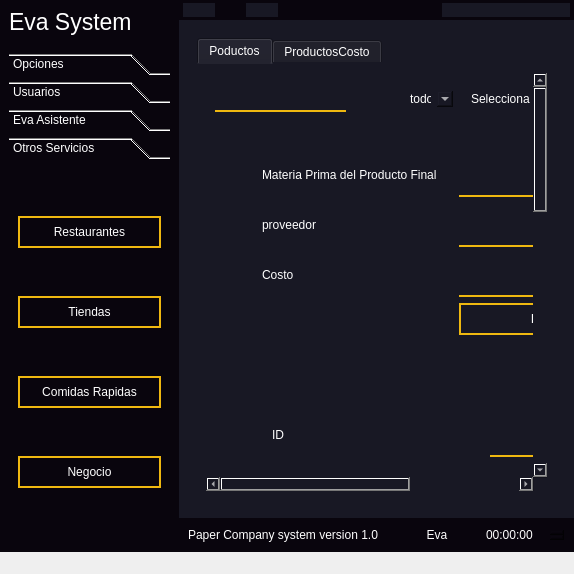
leonardo2322/Eva, file ui/EvaSystem.ui: the form before one commit.
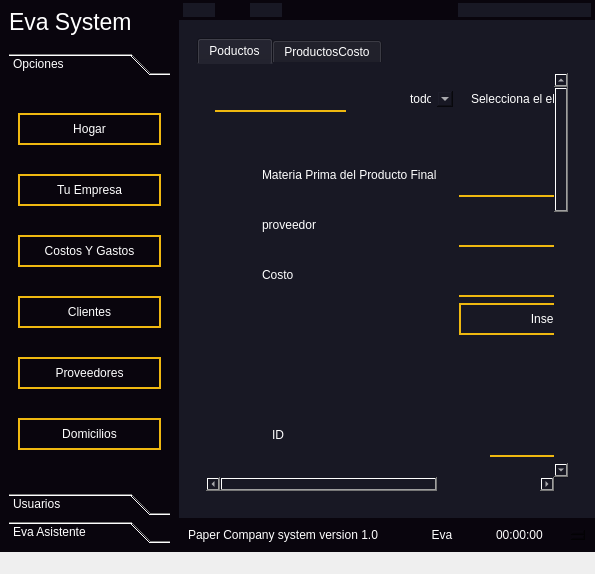
The form after the commit. The open tabs and pages were chosen to show the change. Icons and pictures are not drawn.

The edit to the form file:
```diff
--- a/ui/EvaSystem.ui
+++ b/ui/EvaSystem.ui
@@ -6,7 +6,7 @@
    <rect>
     <x>0</x>
     <y>0</y>
-    <width>574</width>
+    <width>595</width>
     <height>574</height>
    </rect>
   </property>
@@ -154,7 +154,7 @@
                <x>0</x>
                <y>0</y>
                <width>192</width>
-               <height>334</height>
+               <height>362</height>
               </rect>
              </property>
              <attribute name="icon">
@@ -314,69 +314,6 @@
               </item>
              </layout>
             </widget>
-            <widget class="QWidget" name="page_6">
-             <property name="geometry">
-              <rect>
-               <x>0</x>
-               <y>0</y>
-               <width>192</width>
-               <height>334</height>
-              </rect>
-             </property>
-             <attribute name="icon">
-              <iconset>
-               <normaloff>:/icons/chevron-down.svg</normaloff>:/icons/chevron-down.svg</iconset>
-             </attribute>
-             <attribute name="label">
-              <string>Otros Servicios</string>
-             </attribute>
-             <layout class="QVBoxLayout" name="verticalLayout_7">
-              <item>
-               <widget class="QPushButton" name="btn_restaurant">
-                <property name="text">
-                 <string>Restaurantes</string>
-                </property>
-                <property name="icon">
-                 <iconset>
-                  <normaloff>:/cct/utensilios-de-restaurante.png</normaloff>:/cct/utensilios-de-restaurante.png</iconset>
-                </property>
-               </widget>
-              </item>
-              <item>
-               <widget class="QPushButton" name="btn_store">
-                <property name="text">
-                 <string>Tiendas</string>
-                </property>
-                <property name="icon">
-                 <iconset>
-                  <normaloff>:/cct/grow-shop.png</normaloff>:/cct/grow-shop.png</iconset>
-                </property>
-               </widget>
-              </item>
-              <item>
-               <widget class="QPushButton" name="btn_fast_food">
-                <property name="text">
-                 <string>Comidas Rapidas</string>
-                </property>
-                <property name="icon">
-                 <iconset>
-                  <normaloff>:/cct/comida.png</normaloff>:/cct/comida.png</iconset>
-                </property>
-               </widget>
-              </item>
-              <item>
-               <widget class="QPushButton" name="btn_business">
-                <property name="text">
-                 <string>Negocio</string>
-                </property>
-                <property name="icon">
-                 <iconset>
-                  <normaloff>:/cct/negocios.png</normaloff>:/cct/negocios.png</iconset>
-                </property>
-               </widget>
-              </item>
-             </layout>
-            </widget>
            </widget>
           </item>
          </layout>
@@ -1022,8 +959,8 @@
                     <widget class="QWidget" name="scrollAreaWidgetContents">
                      <property name="geometry">
                       <rect>
-                       <x>-154</x>
-                       <y>-181</y>
+                       <x>-196</x>
+                       <y>-3</y>
                        <width>513</width>
                        <height>1211</height>
                       </rect>
```
Left out of the diff: 12 changed lines with no effect on the pictures.
